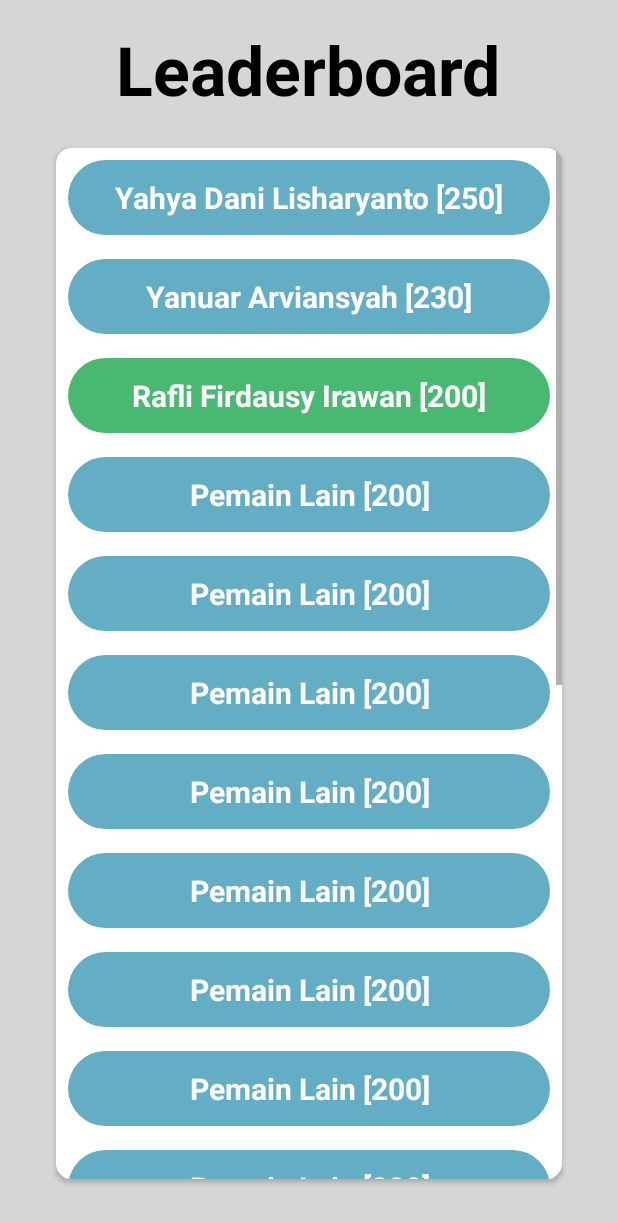
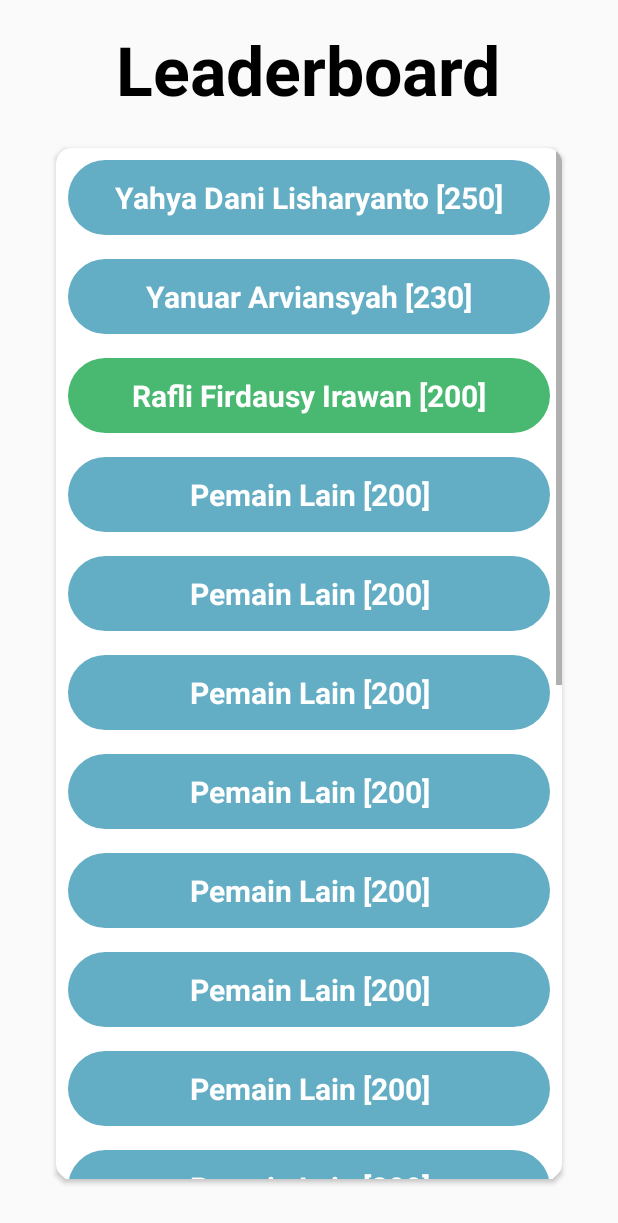
Before and after one commit to raflyfirdausy/game-biology, an Android app: the LearderboardActivity screen opened directly, with no data from a screen before it, on a phone screen of 412 x 824 dp. Shown: the top 1223 px of the screen. Run offline under Robolectric (Android 15) with nearby library versions, the phone set to English and light mode, and no system bars; libraries missing offline, so code that uses them is left out: com.akexorcist.roundcornerprogressbar; 2 statements that could not run were skipped.

Commit message:
BENERIN LAYOUT ?

```diff
--- a/app/src/main/res/layout/activity_in_game.xml
+++ b/app/src/main/res/layout/activity_in_game.xml
@@ -9,8 +9,7 @@
 
     <ImageView
         android:layout_width="match_parent"
-        android:layout_height="match_parent"
-        android:background="@drawable/bg" />
+        android:layout_height="match_parent" />
 
     <RelativeLayout
         android:layout_width="match_parent"
--- a/app/src/main/res/layout/activity_leaderboard.xml
+++ b/app/src/main/res/layout/activity_leaderboard.xml
@@ -9,8 +9,7 @@
 
     <ImageView
         android:layout_width="match_parent"
-        android:layout_height="match_parent"
-        android:background="@drawable/bg" />
+        android:layout_height="match_parent" />
 
 
     <LinearLayout
--- a/app/src/main/res/layout/activity_main.xml
+++ b/app/src/main/res/layout/activity_main.xml
@@ -1,6 +1,5 @@
 <?xml version="1.0" encoding="utf-8"?>
 <RelativeLayout xmlns:android="http://schemas.android.com/apk/res/android"
-    xmlns:app="http://schemas.android.com/apk/res-auto"
     xmlns:tools="http://schemas.android.com/tools"
     android:layout_width="match_parent"
     android:layout_height="match_parent"
@@ -9,7 +8,7 @@
     <ImageView
         android:layout_width="match_parent"
         android:layout_height="match_parent"
-        android:background="@drawable/bg" />
+        />
 
     <LinearLayout
         android:layout_width="match_parent"
--- a/app/src/main/res/layout/activity_splash_screen.xml
+++ b/app/src/main/res/layout/activity_splash_screen.xml
@@ -7,8 +7,7 @@
 
     <ImageView
         android:layout_width="match_parent"
-        android:layout_height="match_parent"
-        android:background="@drawable/bg" />
+        android:layout_height="match_parent" />
 
     <LinearLayout
         android:layout_width="match_parent"
```
Also changed, not shown: 1 other file.
